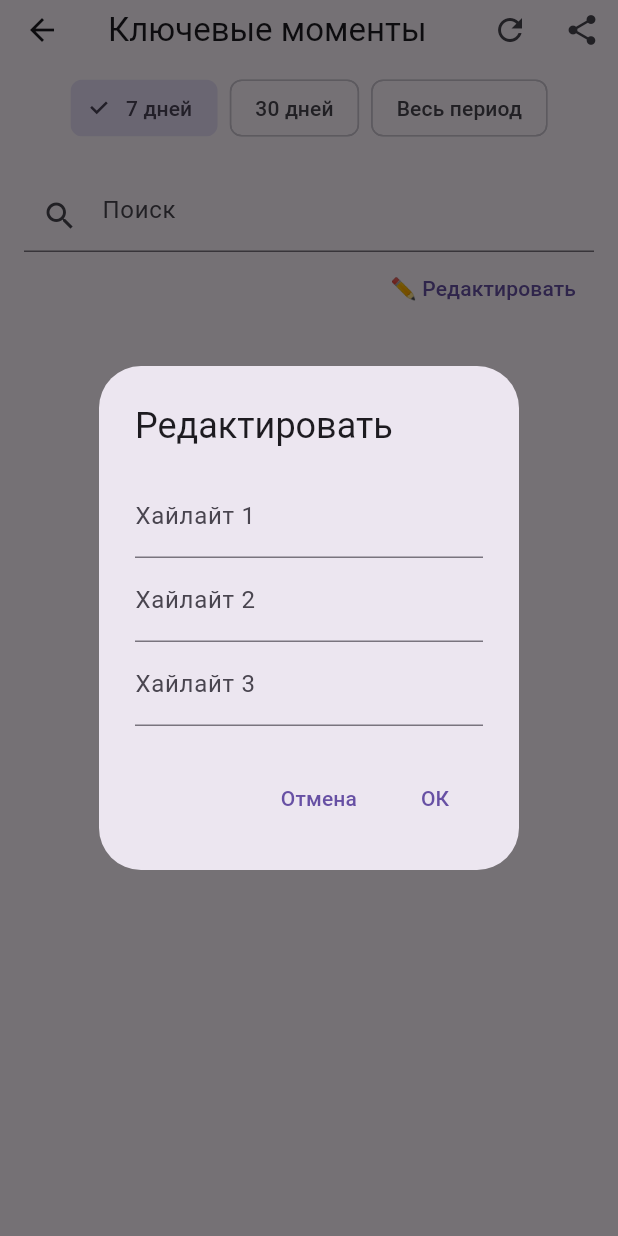
After one commit to amran1451/digital_diary_app, a Flutter app: the HighlightsScreen screen opened by its route, after a tap on "✏️ Редактировать", on a phone screen of 412 x 824 dp. The commit adds this screen. Run offline on Flutter 3.47's test engine with Material 3 defaults, Android fonts, the phone set to English and light mode, and no system bars; our stand-ins replace cloud_firestore, connectivity_plus, csv, file_picker, firebase_auth, firebase_core and 9 more; missing offline and left inert: finance_tracker, nutrition_tracker, planner_app, simple_heatmap_calendar, workout_app; accounts and stored records are empty.

Commit message:
добавлен новый экран аналитики, с анализом записей в чате гпт и описанием дня тремя словами

```diff
--- a/lib/main.dart
+++ b/lib/main.dart
@@ -25,6 +25,7 @@ import 'screens/history_diary/analytics/rating_analytics_screen.dart';
 import 'screens/history_diary/analytics/sleep_tracker_screen.dart';
 import 'screens/history_diary/analytics/steps_analytics_screen.dart';
 import 'screens/history_diary/analytics/correlations_screen.dart';
+import 'screens/history_diary/analytics/highlights_screen.dart';
 
 // history_diary - entries
 import 'screens/history_diary/entries_screen.dart';
@@ -129,6 +130,7 @@ class _MyAppState extends State<MyApp> {
         EnergyAnalyticsScreen.routeName: (_) => const EnergyAnalyticsScreen(),
         StepsAnalyticsScreen.routeName: (_) => const StepsAnalyticsScreen(),
         CorrelationsScreen.routeName: (_) => const CorrelationsScreen(),
+        HighlightsScreen.routeName: (_) => const HighlightsScreen(),
         HomeMenuScreen.routeName:  (_) => const HomeMenuScreen(),
         WorkoutAppScreen.routeName: (_) => const WorkoutAppScreen(),
         FinanceTrackerScreen.routeName: (_) => const FinanceTrackerScreen(),
--- /dev/null
+++ b/lib/screens/history_diary/analytics/highlights_screen.dart
@@ -0,0 +1,256 @@
+import 'dart:math';
+import 'package:flutter/material.dart';
+import 'package:share_plus/share_plus.dart';
+import '../../../models/entry_data.dart';
+import '../../../services/local_db.dart';
+import '../../../services/highlight_service.dart';
+
+const _llmPrompt =
+    'У тебя есть текст дневниковой записи о событиях и мыслях за день.\n'
+    'Пожалуйста, кратко (не более 2–3 слов каждое) выдели три самых важных (ключевых) момента из этого текста — что было главным в этом дне.\n'
+    'Ответи массивом из трёх строк.\nЕсли не хватает данных, верни столько, сколько есть.';
+
+enum _Period { week, month, all }
+
+class HighlightsScreen extends StatefulWidget {
+  static const routeName = '/analytics/highlights';
+  const HighlightsScreen({Key? key}) : super(key: key);
+
+  @override
+  State<HighlightsScreen> createState() => _HighlightsScreenState();
+}
+
+class _HighlightsScreenState extends State<HighlightsScreen> {
+  List<EntryData> _all = [], _entries = [];
+  _Period _period = _Period.week;
+  List<String> _highlights = [];
+  List<String> _filtered = [];
+  bool _loading = false;
+  final _searchCtrl = TextEditingController();
+
+  @override
+  void initState() {
+    super.initState();
+    _load();
+    _searchCtrl.addListener(_applySearch);
+  }
+
+  @override
+  void dispose() {
+    _searchCtrl.dispose();
+    super.dispose();
+  }
+
+  Future<void> _load() async {
+    final all = await LocalDb.fetchAll();
+    all.sort((a, b) => a.createdAt.compareTo(b.createdAt));
+    setState(() => _all = all);
+    _applyPeriod();
+  }
+
+  void _applyPeriod() {
+    setState(() {
+      switch (_period) {
+        case _Period.week:
+          _entries = _all.length > 7 ? _all.sublist(_all.length - 7) : List.from(_all);
+          break;
+        case _Period.month:
+          _entries = _all.length > 30 ? _all.sublist(_all.length - 30) : List.from(_all);
+          break;
+        case _Period.all:
+          _entries = List.from(_all);
+          break;
+      }
+    });
+    _generate();
+  }
+
+  Future<void> _generate() async {
+    if (_entries.isEmpty) {
+      setState(() => _highlights = []);
+      _applySearch();
+      return;
+    }
+    setState(() => _loading = true);
+    final text = _entries.map((e) => e.flow).join('\n');
+    try {
+      final res = await HighlightService.extractHighlights(
+        flowText: text,
+        prompt: _llmPrompt,
+        maxHighlights: 3,
+      );
+      setState(() => _highlights = res);
+    } catch (_) {
+      setState(() => _highlights = []);
+    }
+    _applySearch();
+    setState(() => _loading = false);
+  }
+
+  void _applySearch() {
+    final q = _searchCtrl.text.trim().toLowerCase();
+    setState(() {
+      if (q.isEmpty) {
+        _filtered = List.from(_highlights);
+      } else {
+        _filtered = _highlights.where((h) => h.toLowerCase().contains(q)).toList();
+      }
+    });
+  }
+
+  Future<void> _share() async {
+    if (_highlights.isEmpty) return;
+    await Share.share(_highlights.join('\n'), subject: 'Ключевые моменты');
+  }
+
+  Future<void> _edit() async {
+    final ctrls = List.generate(3, (i) => TextEditingController(text: i < _highlights.length ? _highlights[i] : ''));
+    final ok = await showDialog<bool>(
+      context: context,
+      builder: (_) => AlertDialog(
+        title: const Text('Редактировать'),
+        content: Column(
+          mainAxisSize: MainAxisSize.min,
+          children: List.generate(
+            3,
+            (i) => TextField(
+              controller: ctrls[i],
+              decoration: InputDecoration(labelText: 'Хайлайт ${i + 1}'),
+            ),
+          ),
+        ),
+        actions: [
+          TextButton(
+            onPressed: () => Navigator.pop(context, false),
+            child: const Text('Отмена'),
+          ),
+          TextButton(
+            onPressed: () => Navigator.pop(context, true),
+            child: const Text('ОК'),
+          ),
+        ],
+      ),
+    );
+    if (ok == true) {
+      setState(() => _highlights = ctrls.map((c) => c.text).where((s) => s.trim().isNotEmpty).toList());
+      _applySearch();
+    }
+  }
+
+  String _snippet(String highlight) {
+    final text = _entries.map((e) => e.flow).join(' ');
+    final lower = text.toLowerCase();
+    final idx = lower.indexOf(highlight.toLowerCase());
+    if (idx < 0) {
+      return text.substring(0, min(50, text.length));
+    }
+    final start = max(0, idx - 25);
+    final end = min(text.length, idx + highlight.length + 25);
+    return text.substring(start, end);
+  }
+
+  @override
+  Widget build(BuildContext context) {
+    return Scaffold(
+      appBar: AppBar(
+        title: const Text('Ключевые моменты'),
+        actions: [
+          IconButton(icon: const Icon(Icons.refresh), onPressed: _generate),
+          IconButton(icon: const Icon(Icons.share), onPressed: _share),
+        ],
+        bottom: PreferredSize(
+          preferredSize: const Size.fromHeight(48),
+          child: Padding(
+            padding: const EdgeInsets.symmetric(vertical: 8),
+            child: Row(
+              mainAxisAlignment: MainAxisAlignment.center,
+              children: [
+                ChoiceChip(
+                  label: const Text('7 дней'),
+                  selected: _period == _Period.week,
+                  onSelected: (_) {
+                    setState(() => _period = _Period.week);
+                    _applyPeriod();
+                  },
+                ),
+                const SizedBox(width: 8),
+                ChoiceChip(
+                  label: const Text('30 дней'),
+                  selected: _period == _Period.month,
+                  onSelected: (_) {
+                    setState(() => _period = _Period.month);
+                    _applyPeriod();
+                  },
+                ),
+                const SizedBox(width: 8),
+                ChoiceChip(
+                  label: const Text('Весь период'),
+                  selected: _period == _Period.all,
+                  onSelected: (_) {
+                    setState(() => _period = _Period.all);
+                    _applyPeriod();
+                  },
+                ),
+              ],
+            ),
+          ),
+        ),
+      ),
+      body: Padding(
+        padding: const EdgeInsets.all(16),
+        child: Column(
+          children: [
+            TextField(
+              controller: _searchCtrl,
+              decoration: const InputDecoration(
+                prefixIcon: Icon(Icons.search),
+                hintText: 'Поиск',
+              ),
+            ),
+            Align(
+              alignment: Alignment.centerRight,
+              child: TextButton(
+                onPressed: _edit,
+                child: const Text('✏️ Редактировать'),
+              ),
+            ),
+            const SizedBox(height: 8),
+            if (_loading)
+              const Expanded(child: Center(child: CircularProgressIndicator()))
+            else
+              Expanded(
+                child: _filtered.isEmpty
+                    ? Center(
+                        child: Column(
+                          mainAxisSize: MainAxisSize.min,
+                          children: [
+                            const Text('Нет ключевых моментов'),
+                            const SizedBox(height: 8),
+                            ElevatedButton(
+                              onPressed: _generate,
+                              child: const Text('Сгенерировать'),
+                            ),
+                          ],
+                        ),
+                      )
+                    : ListView.builder(
+                        itemCount: _filtered.length,
+                        itemBuilder: (_, i) {
+                          final h = _filtered[i];
+                          final snippet = _snippet(h);
+                          return Card(
+                            child: ListTile(
+                              leading: const Icon(Icons.star),
+                              title: Text(h),
+                              subtitle: Text(snippet),
+                            ),
+                          );
+                        },
+                      ),
+              ),
+          ],
+        ),
+      ),
+    );
+  }
+}
```
Also changed, not shown: lib/screens/history_diary/analytics/analytics_menu_screen.dart (+7 -0 lines), lib/services/highlight_service.dart (added, +44 -0 lines).
